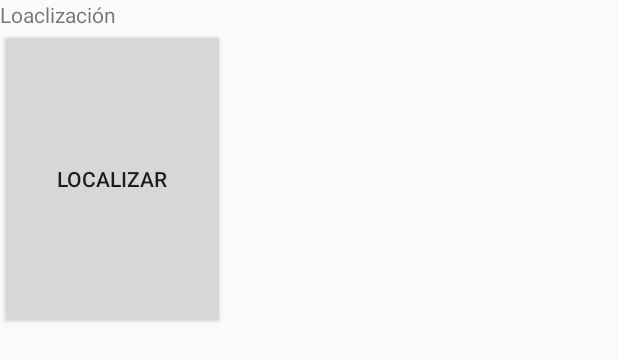
After one commit to Usaidpl/PerfiladorLinguisticoAPL, an Android app: the layout localiza.xml on its own in the app's theme, with its tools: preview values and no code run, on a phone screen of 412 x 824 dp. The commit adds this screen. Shown: the top 361 px of the screen. Run offline under Robolectric (Android 15) with nearby library versions, the phone set to English and light mode, and no system bars.

Commit message:
Add layout localiza, midific interactua, change icon

```diff
--- /dev/null
+++ b/app/src/main/res/layout/localiza.xml
@@ -0,0 +1,18 @@
+<?xml version="1.0" encoding="utf-8"?>
+<LinearLayout xmlns:android="http://schemas.android.com/apk/res/android"
+    android:orientation="vertical" android:layout_width="match_parent"
+    android:layout_height="match_parent">
+
+    <TextView
+        android:layout_width="match_parent"
+        android:layout_height="wrap_content"
+        android:text="Loaclización"
+        android:id="@+id/tvLocaliza"/>
+
+    <Button
+        android:layout_width="150dp"
+        android:layout_height="200dp"
+        android:text="Localizar"
+        android:id="@+id/bLocaliza"/>
+
+</LinearLayout>
--- a/app/src/main/res/layout/precisiona.xml
+++ b/app/src/main/res/layout/precisiona.xml
@@ -207,7 +207,7 @@
                     android:layout_width="350dp"
                     android:layout_height="450dp"
                     android:src="@mipmap/ic_launcher"
-                    android:id="@+id/Ejote"/>
+                    android:id="@+id/ivEjote"/>
                 <Space
                     android:layout_width="40dp"
                     android:layout_height="match_parent" />
--- a/app/src/main/res/values/strings.xml
+++ b/app/src/main/res/values/strings.xml
@@ -440,7 +440,7 @@
     <string name="RespuestaCorrecta_Esp">Respuesta correcta</string>
     <string name="Pre1_MamEsp_SerE_I">¿Cómo se llama?</string>
     <string name="Pre2_MamEsp_SerE_I">¿En dónde vive?</string>
-    <string name="Pre3_MamEsp_SerE_I">¿Cómo  se llama su mamá?</string>
+    <string name="Pre3_MamEsp_SerE_I">¿Cómo se llama su mamá?</string>
     <string name="Pre4_MamEsp_SerE_I">¿Qué le gusta comer?</string>
     <string name="Pre5_MamEsp_SerE_I">¿Qué le gusta jugar?</string>
     <string name="Total_Esp">TOTAL</string>
```
Also changed, not shown: app/src/main/AndroidManifest.xml (+6 -1 lines), app/src/main/java/gt/lea/usaid/perfiladorlinguistico/view/espanol/Interactua.java (+18 -20 lines), app/src/main/java/gt/lea/usaid/perfiladorlinguistico/view/espanol/Precisiona.java (+4 -10 lines), app/src/main/res/drawable-v21/usaid.png (added), 1 other file.
